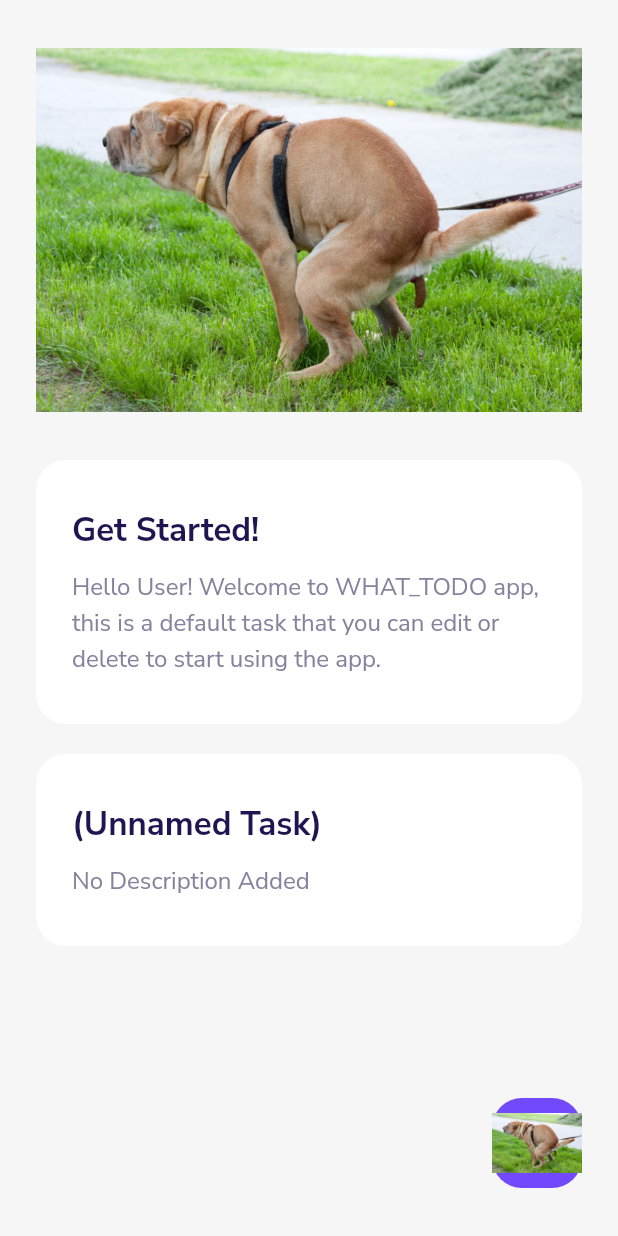
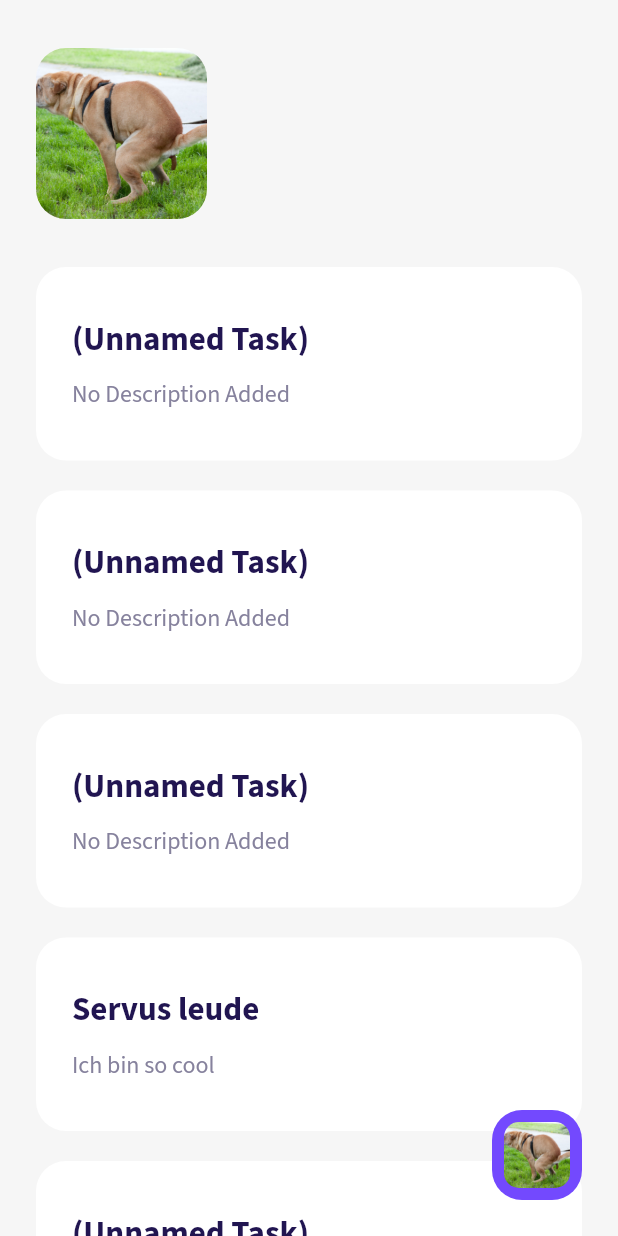
Before and after one commit to IHaveHackedYou/to_do_app, a Flutter app: the screen it shows after launch, on a phone screen of 412 x 824 dp. Run offline on Flutter 3.47's test engine with Material 2 defaults, Android fonts, the phone set to English and light mode, and no system bars; our stand-ins replace google_fonts.

Commit message:
adding shitting dog

```diff
--- a/lib/main.dart
+++ b/lib/main.dart
@@ -10,7 +10,7 @@ class MyApp extends StatelessWidget {
     return MaterialApp(
       debugShowCheckedModeBanner: false,
       theme: ThemeData(
-        textTheme: GoogleFonts.nunitoSansTextTheme(
+        textTheme: GoogleFonts.sourceSansProTextTheme(
           Theme.of(context).textTheme,
         ),
       ),
--- a/lib/screens/homepage.dart
+++ b/lib/screens/homepage.dart
@@ -15,7 +15,6 @@ class _HomepageState extends State<Homepage> {
           width: double.infinity,
           padding: const EdgeInsets.symmetric(
             horizontal: 24.0,
-            vertical: 32.0,
           ),
           color: Color(0xFFF6F6F6),
           child: Stack(
@@ -25,23 +24,32 @@ class _HomepageState extends State<Homepage> {
                 children: [
                   Container(
                     margin: const EdgeInsets.only(
-                      bottom: 32.0,
-                    ),
-                    child: const Image(
-                      image: AssetImage(
-                          "assets/index.jpg"
-                      ),
-                    ),
+                        bottom: 32.0, right: 250.0, top: 32.0),
+                    child: ClipRRect(
+                        borderRadius: BorderRadius.circular(20.0),
+                        child: const AspectRatio(
+                            aspectRatio: 1 / 1,
+                            child: Image(
+                              image: AssetImage("assets/index.jpg"),
+                              fit: BoxFit.cover,
+                            ))),
                   ),
-                  TaskCardWidget(
-                    title: "Get Started!",
-                    desc: "Hello User! Welcome to WHAT_TODO app, this is a default task that you can edit or delete to start using the app.",
-                  ),
-                  TaskCardWidget(),
+                  Expanded(
+                      child: ListView(
+                    children: [
+                      TaskCardWidget(),
+                      TaskCardWidget(),
+                      TaskCardWidget(),
+                      TaskCardWidget(
+                          title: "Servus leude", desc: "Ich bin so cool"),
+                      TaskCardWidget(),
+                      TaskCardWidget(),
+                    ],
+                  ))
                 ],
               ),
               Positioned(
-                bottom: 0.0,
+                bottom: 24.0,
                 right: 0.0,
                 child: Container(
                   width: 60.0,
@@ -50,10 +58,16 @@ class _HomepageState extends State<Homepage> {
                     color: Color(0xFF7349FE),
                     borderRadius: BorderRadius.circular(20.0),
                   ),
-                  child: const Image(
-                    image: AssetImage(
-                      "assets/index.jpg",
-                    ),
+                  child: Container(
+                    padding: EdgeInsets.all(8.0),
+                    child: ClipRRect(
+                        borderRadius: BorderRadius.circular(10.0),
+                        child: const AspectRatio(
+                            aspectRatio: 1 / 1,
+                            child: Image(
+                              image: AssetImage("assets/index.jpg"),
+                              fit: BoxFit.cover,
+                            ))),
                   ),
                 ),
               )
```
Also changed, not shown: lib/screens/taskpage.dart (+273 -0 lines).
